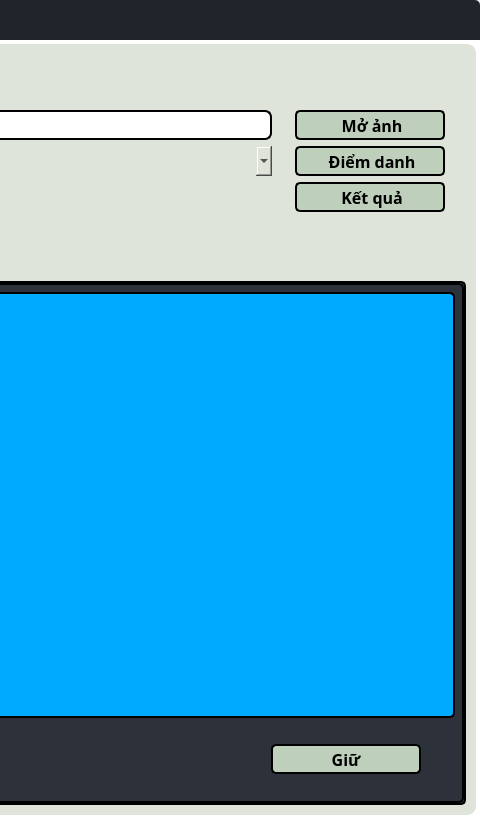
Old version of the form attendance.ui in the repository cdghhhiilnnotu/Face-Attendance-CLIENT; both pictures show x 853 to 1333 and y 0 to 819 of the 1333 by 819 pixel window.
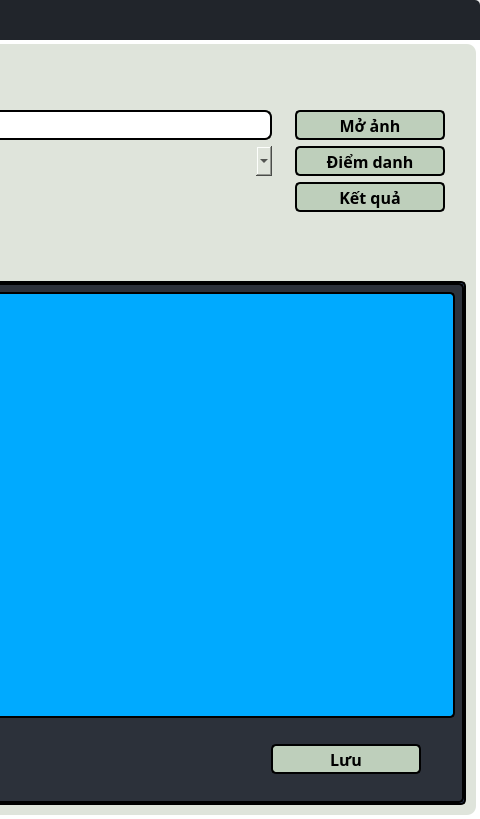
New version of the form. The open tabs and pages were chosen to show the change. Icons and pictures are not drawn.

What changed in the file:
```diff
--- a/attendance.ui
+++ b/attendance.ui
@@ -1340,7 +1340,7 @@
 font-size: 12pt;</string>
                          </property>
                          <property name="text">
-                          <string> Mở ảnh</string>
+                          <string>Mở ảnh</string>
                          </property>
                          <property name="icon">
                           <iconset>
@@ -1379,7 +1379,7 @@
 font-size: 12pt;</string>
                          </property>
                          <property name="text">
-                          <string> Điểm danh</string>
+                          <string>Điểm danh</string>
                          </property>
                          <property name="icon">
                           <iconset>
@@ -1418,7 +1418,7 @@
 font-size: 12pt;</string>
                          </property>
                          <property name="text">
-                          <string> Kết quả</string>
+                          <string>Kết quả</string>
                          </property>
                          <property name="icon">
                           <iconset>
@@ -1643,7 +1643,7 @@
 font-size: 12pt;</string>
                      </property>
                      <property name="text">
-                      <string>Giữ</string>
+                      <string>Lưu</string>
                      </property>
                      <property name="icon">
                       <iconset>
```
Left out of the diff: 4 changed lines with no effect on the pictures.
